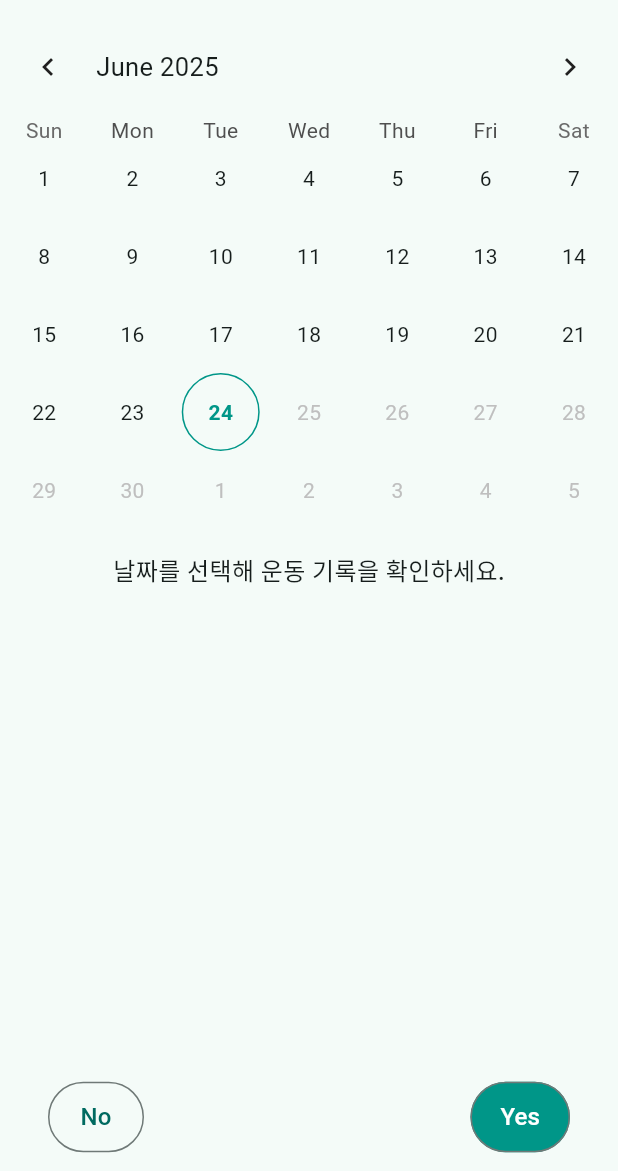
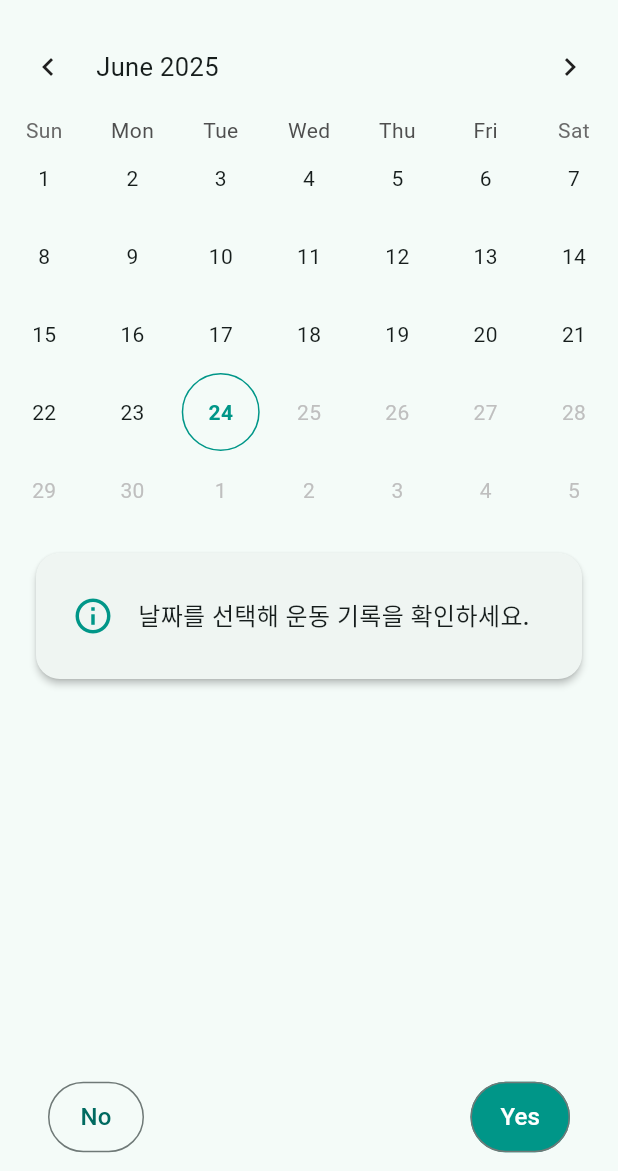
Before and after one commit to Junsang-Mun/workout-alert, a Flutter app: the screen it shows after launch, on a phone screen of 412 x 824 dp, the part 65-1236 px from its top. Run offline on Flutter 3.47's test engine with Material 3 defaults, Android fonts, the phone set to English and light mode, and no system bars; drawn by our look-alikes of table_calendar.

Commit message:
feat: 운동 여러개 추가 가능하도록 변경

```diff
--- a/lib/main.dart
+++ b/lib/main.dart
@@ -35,7 +35,8 @@
   DateTime _focusedDay = DateTime.now();
   DateTime? _selectedDay;
 
-  final Map<DateTime, WorkoutLog?> _workoutData = {}; // null = No 운동
+  // Change to store a list of WorkoutLog per day
+  final Map<DateTime, List<WorkoutLog>> _workoutData = {};
 
   DateTime dateOnly(DateTime dt) => DateTime(dt.year, dt.month, dt.day);
 
@@ -61,7 +62,12 @@
 
     if (result != null && result is WorkoutLog) {
       setState(() {
-        _workoutData[dateOnly(_selectedDay!)] = result;
+        final key = dateOnly(_selectedDay!);
+        if (_workoutData.containsKey(key)) {
+          _workoutData[key]!.add(result);
+        } else {
+          _workoutData[key] = [result];
+        }
       });
     }
   }
@@ -82,7 +88,8 @@
           TextButton(
             onPressed: () {
               setState(() {
-                _workoutData[dateOnly(_selectedDay!)] = null;
+                // Mark as "no workout" by setting an empty list
+                _workoutData[dateOnly(_selectedDay!)] = [];
               });
               Navigator.pop(context);
             },
@@ -95,31 +102,123 @@
 
   Widget _buildSelectedDayWorkoutSummary() {
     if (_selectedDay == null) {
-      return const Text(
+      return Card(
+        elevation: 2,
+        margin: const EdgeInsets.symmetric(horizontal: 24),
+        shape: RoundedRectangleBorder(borderRadius: BorderRadius.circular(16)),
+        child: Padding(
+          padding: const EdgeInsets.symmetric(vertical: 28, horizontal: 24),
+          child: Row(
+            children: const [
+              Icon(Icons.info_outline, color: Colors.teal, size: 28),
+              SizedBox(width: 16),
+              Expanded(
+                child: Text(
                   '날짜를 선택해 운동 기록을 확인하세요.',
                   style: TextStyle(fontSize: 16, fontWeight: FontWeight.w500),
+                ),
+              ),
+            ],
+          ),
+        ),
       );
     }
 
-    final log = _workoutData[_selectedDay!];
+    final logs = _workoutData[_selectedDay!];
 
     if (!_workoutData.containsKey(_selectedDay!)) {
-      return const Text(
+      return Card(
+        elevation: 2,
+        margin: const EdgeInsets.symmetric(horizontal: 24),
+        shape: RoundedRectangleBorder(borderRadius: BorderRadius.circular(16)),
+        child: Padding(
+          padding: const EdgeInsets.symmetric(vertical: 28, horizontal: 24),
+          child: Row(
+            children: const [
+              Icon(Icons.sentiment_dissatisfied, color: Colors.orange, size: 28),
+              SizedBox(width: 16),
+              Expanded(
+                child: Text(
                   '이 날은 아직 운동을 안 하셨어요 😅',
                   style: TextStyle(fontSize: 16, fontWeight: FontWeight.w500),
+                ),
+              ),
+            ],
+          ),
+        ),
       );
     }
 
-    if (log == null) {
-      return const Text(
+    if (logs == null || logs.isEmpty) {
+      return Card(
+        elevation: 2,
+        margin: const EdgeInsets.symmetric(horizontal: 24),
+        shape: RoundedRectangleBorder(borderRadius: BorderRadius.circular(16)),
+        child: Padding(
+          padding: const EdgeInsets.symmetric(vertical: 28, horizontal: 24),
+          child: Row(
+            children: const [
+              Icon(Icons.self_improvement, color: Colors.grey, size: 28),
+              SizedBox(width: 16),
+              Expanded(
+                child: Text(
                   '이 날은 운동 안 하기로 했어요 🙃',
                   style: TextStyle(fontSize: 16, fontWeight: FontWeight.w500),
+                ),
+              ),
+            ],
+          ),
+        ),
       );
     }
 
-    return Text(
-      '${_selectedDay!.year}-${_selectedDay!.month.toString().padLeft(2, '0')}-${_selectedDay!.day.toString().padLeft(2, '0')}: ${log.type}을(를) ${log.minutes}분 했어요 💪',
-      style: const TextStyle(fontSize: 16, fontWeight: FontWeight.w600),
+    return Card(
+      elevation: 3,
+      margin: const EdgeInsets.symmetric(horizontal: 24),
+      shape: RoundedRectangleBorder(borderRadius: BorderRadius.circular(16)),
+      child: Padding(
+        padding: const EdgeInsets.symmetric(vertical: 28, horizontal: 24),
+        child: Column(
+          crossAxisAlignment: CrossAxisAlignment.start,
+          children: [
+            Row(
+              children: [
+                const Icon(Icons.fitness_center, color: Colors.teal, size: 28),
+                const SizedBox(width: 12),
+                Text(
+                  '${_selectedDay!.year}-${_selectedDay!.month.toString().padLeft(2, '0')}-${_selectedDay!.day.toString().padLeft(2, '0')} 운동 기록',
+                  style: const TextStyle(fontSize: 17, fontWeight: FontWeight.bold),
+                ),
+              ],
+            ),
+            const SizedBox(height: 14),
+            ...logs.map(
+              (log) => Padding(
+                padding: const EdgeInsets.only(bottom: 6),
+                child: Row(
+                  children: [
+                    const Icon(Icons.check_circle, color: Colors.teal, size: 20),
+                    const SizedBox(width: 8),
+                    Text(
+                      '${log.type} ',
+                      style: const TextStyle(fontSize: 15, fontWeight: FontWeight.w600),
+                    ),
+                    Text(
+                      '${log.minutes}분',
+                      style: const TextStyle(fontSize: 15, color: Colors.black87),
+                    ),
+                  ],
+                ),
+              ),
+            ),
+            const SizedBox(height: 8),
+            const Align(
+              alignment: Alignment.centerRight,
+              child: Text('💪', style: TextStyle(fontSize: 22)),
+            ),
+          ],
+        ),
+      ),
     );
   }
 
@@ -174,10 +273,14 @@
                 );
               },
               defaultBuilder: (context, day, _) {
-                final log = _workoutData[dateOnly(day)];
+                final logs = _workoutData[dateOnly(day)];
                 String symbol = '';
-                if (log != null) {
-                  symbol = log.type.isNotEmpty ? '✔️' : '✖️';
+                if (logs != null) {
+                  if (logs.isNotEmpty) {
+                    symbol = '✔️';
+                  } else {
+                    symbol = '✖️';
+                  }
                 }
 
                 return Center(
```
Lines whose indentation alone changed are shown as unchanged.
